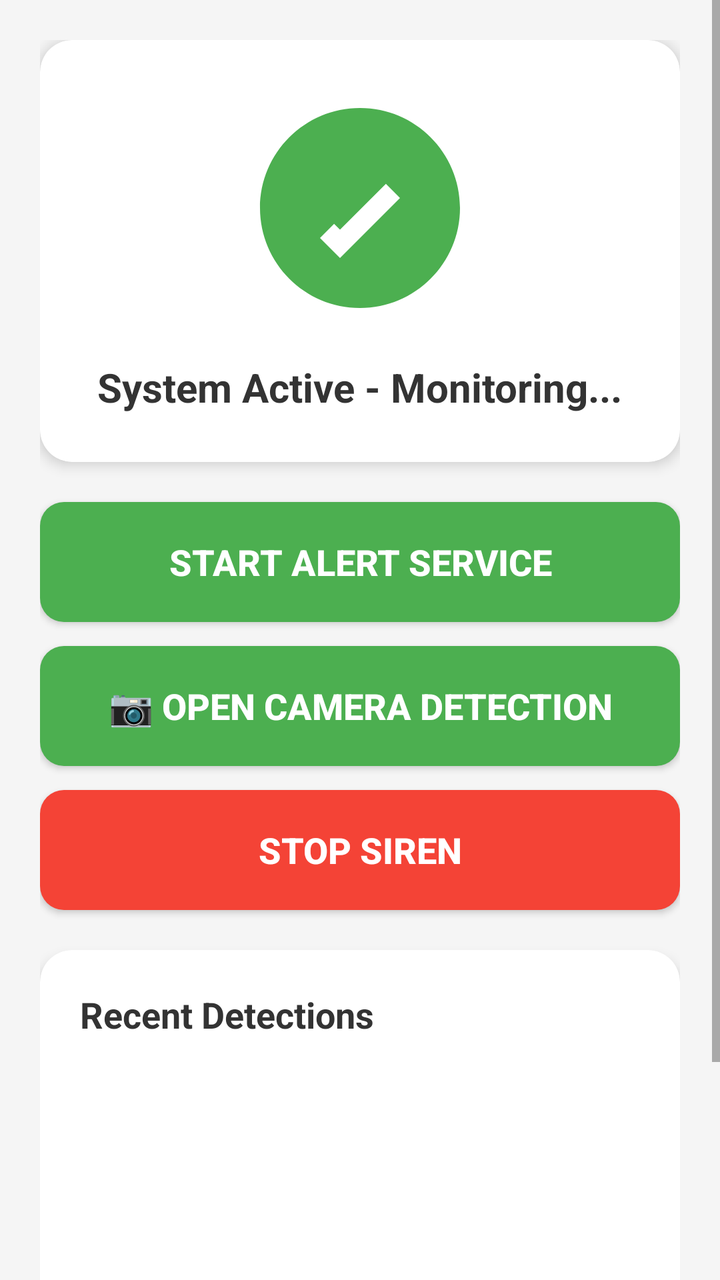
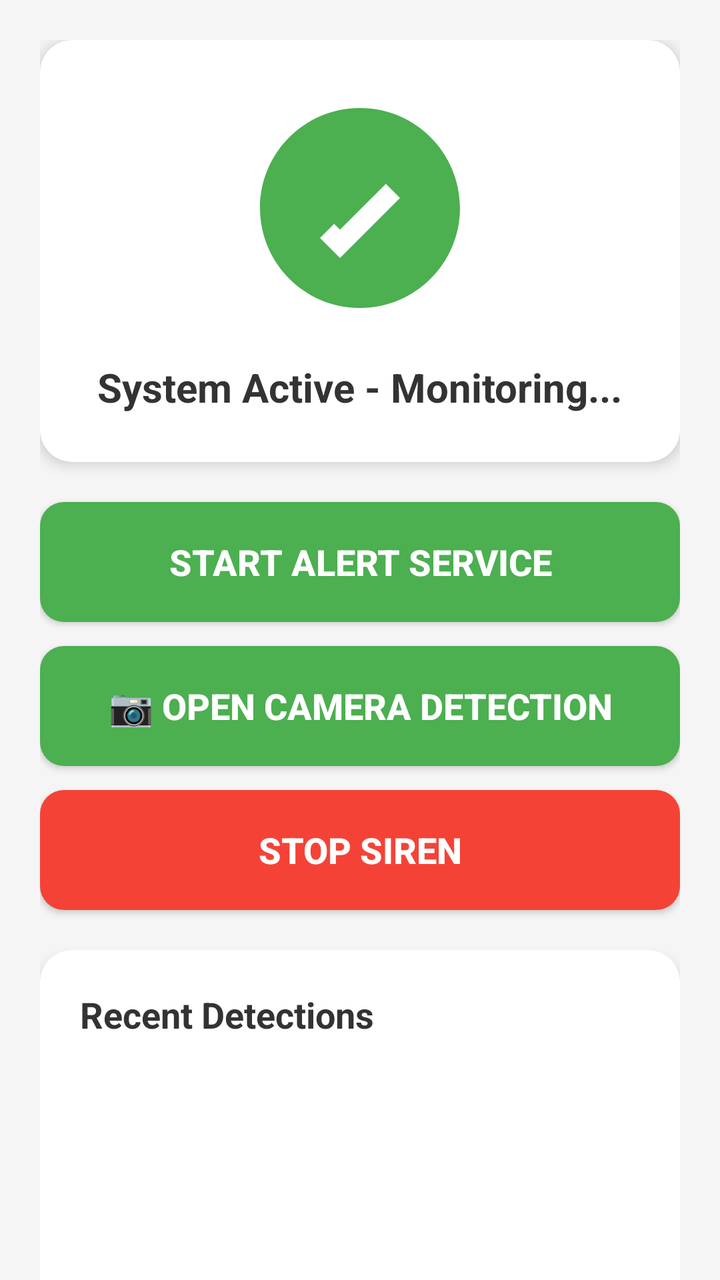

Compare the two renders of this Android layout. The source of the first and the diff that turns it into the second are given below.
<!-- AndroidManifest.xml: application theme Theme.AnimalAlert -->
<!-- res/layout/fragment_alert_system.xml -->
<?xml version="1.0" encoding="utf-8"?>
<ScrollView xmlns:android="http://schemas.android.com/apk/res/android"
    xmlns:app="http://schemas.android.com/apk/res-auto"
    android:layout_width="match_parent"
    android:layout_height="match_parent"
    android:background="#F5F5F5"
    android:fillViewport="true">

    <LinearLayout
        android:layout_width="match_parent"
        android:layout_height="wrap_content"
        android:orientation="vertical"
        android:padding="20dp">

        <androidx.cardview.widget.CardView
            android:layout_width="match_parent"
            android:layout_height="wrap_content"
            android:layout_marginBottom="20dp"
            app:cardCornerRadius="16dp"
            app:cardElevation="4dp"
            android:background="#FFFFFF">

            <LinearLayout
                android:layout_width="match_parent"
                android:layout_height="wrap_content"
                android:orientation="vertical"
                android:padding="24dp"
                android:gravity="center">

                <ImageView
                    android:id="@+id/ivStatus"
                    android:layout_width="120dp"
                    android:layout_height="120dp"
                    android:src="@drawable/ic_alert_inactive"
                    android:layout_marginBottom="16dp" />

                <TextView
                    android:id="@+id/tvStatus"
                    android:layout_width="wrap_content"
                    android:layout_height="wrap_content"
                    android:text="System Active - Monitoring..."
                    android:textSize="20sp"
                    android:textStyle="bold"
                    android:textColor="#333333"
                    android:gravity="center" />

            </LinearLayout>
        </androidx.cardview.widget.CardView>

        <androidx.cardview.widget.CardView
            android:id="@+id/cardAlert"
            android:layout_width="match_parent"
            android:layout_height="wrap_content"
            android:layout_marginBottom="20dp"
            android:visibility="gone"
            app:cardCornerRadius="16dp"
            app:cardElevation="4dp"
            android:background="#FFEBEE">

            <LinearLayout
                android:layout_width="match_parent"
                android:layout_height="wrap_content"
                android:orientation="vertical"
                android:padding="20dp">

                <TextView
                    android:layout_width="wrap_content"
                    android:layout_height="wrap_content"
                    android:text="Alert Details"
                    android:textSize="18sp"
                    android:textStyle="bold"
                    android:textColor="#D32F2F"
                    android:layout_marginBottom="16dp" />

                <TextView
                    android:id="@+id/tvAnimalType"
                    android:layout_width="match_parent"
                    android:layout_height="wrap_content"
                    android:text="Type: -"
                    android:textSize="16sp"
                    android:textColor="#333333"
                    android:layout_marginBottom="8dp" />

                <TextView
                    android:id="@+id/tvConfidence"
                    android:layout_width="match_parent"
                    android:layout_height="wrap_content"
                    android:text="Confidence: -"
                    android:textSize="16sp"
                    android:textColor="#333333"
                    android:layout_marginBottom="8dp" />

                <TextView
                    android:id="@+id/tvLocation"
                    android:layout_width="match_parent"
                    android:layout_height="wrap_content"
                    android:text="Location: -"
                    android:textSize="16sp"
                    android:textColor="#333333" />

            </LinearLayout>
        </androidx.cardview.widget.CardView>

        <Button
            android:id="@+id/btnStartService"
            android:layout_width="match_parent"
            android:layout_height="60dp"
            android:text="Start Alert Service"
            android:textSize="18sp"
            android:textStyle="bold"
            android:background="@drawable/button_background"
            android:textColor="#FFFFFF"
            android:layout_marginBottom="12dp" />

        <Button
            android:id="@+id/btnOpenCamera"
            android:layout_width="match_parent"
            android:layout_height="60dp"
            android:text="📷 Open Camera Detection"
            android:textSize="18sp"
            android:textStyle="bold"
            android:background="@drawable/button_background"
            android:textColor="#FFFFFF"
            android:layout_marginBottom="12dp" />

        <Button
            android:id="@+id/btnStopSiren"
            android:layout_width="match_parent"
            android:layout_height="60dp"
            android:text="STOP SIREN"
            android:textSize="18sp"
            android:textStyle="bold"
            android:background="@drawable/button_stop_background"
            android:textColor="#FFFFFF"
            android:layout_marginBottom="20dp" />

        <androidx.cardview.widget.CardView
            android:layout_width="match_parent"
            android:layout_height="wrap_content"
            app:cardCornerRadius="16dp"
            app:cardElevation="4dp"
            android:background="#FFFFFF">

            <LinearLayout
                android:layout_width="match_parent"
                android:layout_height="wrap_content"
                android:orientation="vertical"
                android:padding="20dp">

                <TextView
                    android:layout_width="wrap_content"
                    android:layout_height="wrap_content"
                    android:text="Recent Detections"
                    android:textSize="18sp"
                    android:textStyle="bold"
                    android:textColor="#333333"
                    android:layout_marginBottom="12dp" />

                <androidx.recyclerview.widget.RecyclerView
                    android:id="@+id/recyclerViewDetections"
                    android:layout_width="match_parent"
                    android:layout_height="wrap_content"
                    android:nestedScrollingEnabled="false"
                    android:minHeight="200dp" />

                <TextView
                    android:id="@+id/tvNoDetections"
                    android:layout_width="match_parent"
                    android:layout_height="wrap_content"
                    android:text="No recent detections"
                    android:textSize="14sp"
                    android:textColor="#999999"
                    android:gravity="center"
                    android:padding="20dp"
                    android:visibility="gone" />

            </LinearLayout>
        </androidx.cardview.widget.CardView>

    </LinearLayout>
</ScrollView>
<!-- resources referenced by this layout -->
<resources>
  <!-- drawable button_background (drawable) -->
  <?xml version="1.0" encoding="utf-8"?>
  <shape xmlns:android="http://schemas.android.com/apk/res/android"
      android:shape="rectangle">
      <solid android:color="#4CAF50" />
      <corners android:radius="12dp" />
  </shape>
  <!-- drawable button_stop_background (drawable) -->
  <?xml version="1.0" encoding="utf-8"?>
  <shape xmlns:android="http://schemas.android.com/apk/res/android"
      android:shape="rectangle">
      <solid android:color="#F44336" />
      <corners android:radius="12dp" />
  </shape>
  <!-- drawable ic_alert_inactive (drawable) -->
  <?xml version="1.0" encoding="utf-8"?>
  <vector xmlns:android="http://schemas.android.com/apk/res/android"
      android:width="120dp"
      android:height="120dp"
      android:viewportWidth="24"
      android:viewportHeight="24">
      <path
          android:fillColor="#4CAF50"
          android:pathData="M12,2C6.48,2 2,6.48 2,12s4.48,10 10,10 10,-4.48 10,-10S17.52,2 12,2zM10,17L8,15l1.41,-1.41L10,14.17l4.59,-4.59L16,11l-6,6z"/>
  </vector>
  <style name="Theme.AnimalAlert" parent="Theme.AppCompat.Light.NoActionBar">
          <item name="colorPrimary">@color/purple_500</item>
          <item name="colorPrimaryDark">@color/purple_700</item>
          <item name="colorAccent">@color/teal_200</item>
          <item name="android:statusBarColor">@color/purple_700</item>
      </style>
  <color name="purple_500">#7944C7</color>
  <color name="purple_700">#3700B3</color>
  <color name="teal_200">#03DAC5</color>
</resources>

<!-- the commit's change to res/layout/fragment_alert_system.xml (unified diff, before → after) -->
@@ -1,5 +1,5 @@
 <?xml version="1.0" encoding="utf-8"?>
-<ScrollView xmlns:android="http://schemas.android.com/apk/res/android"
+<androidx.core.widget.NestedScrollView xmlns:android="http://schemas.android.com/apk/res/android"
     xmlns:app="http://schemas.android.com/apk/res-auto"
     android:layout_width="match_parent"
     android:layout_height="match_parent"
@@ -178,4 +178,4 @@
         </androidx.cardview.widget.CardView>
 
     </LinearLayout>
-</ScrollView>
+</androidx.core.widget.NestedScrollView>
